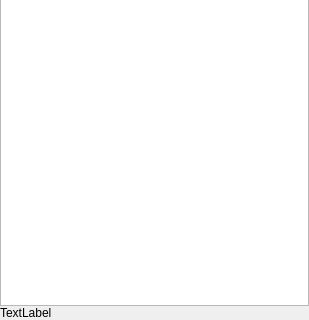
The window that arho_feature_template/gui/template_dock.ui (LKajan/arho-feature-template) describes before a commit, drawn with Qt 5; both pictures show x 0 to 309 and y 182 to 502 of the 309 by 502 pixel window.
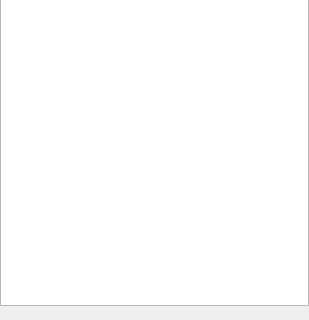
The same window after the commit. Custom widgets are drawn as their Qt base class.

Commit message: plugin UI elements to finnish

The edit to the form file:
```diff
--- a/arho_feature_template/gui/template_dock.ui
+++ b/arho_feature_template/gui/template_dock.ui
@@ -49,7 +49,7 @@
     <item>
      <widget class="QLabel" name="txt_tip">
       <property name="text">
-       <string>TextLabel</string>
+       <string/>
       </property>
      </widget>
     </item>
```
Left out of the diff: 2 changed lines with no effect on the pictures. The commit also changes 1 other file.
